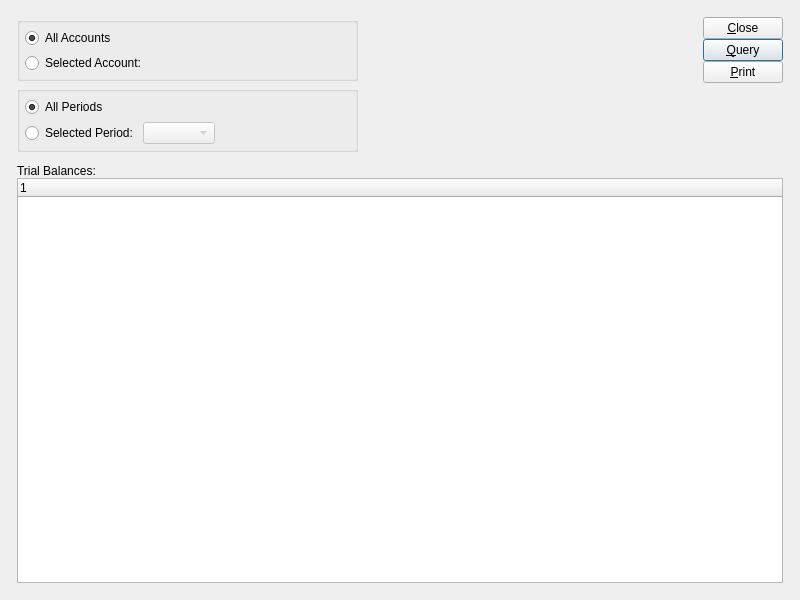
The window that xtuple/trunk/guiclient/dspTrialBalances.ui (WooodHead/xtuple) describes before a commit, drawn with Qt 5.
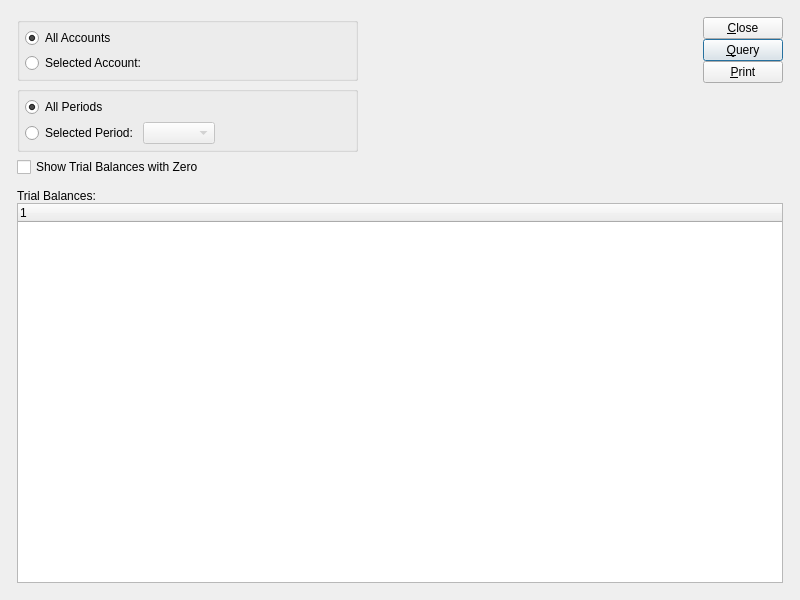
The same window after the commit. Custom widgets are drawn as their Qt base class.

Commit message: issue #8868:  Add zero filter.

Diff of the .ui file:
```diff
--- a/xtuple/trunk/guiclient/dspTrialBalances.ui
+++ b/xtuple/trunk/guiclient/dspTrialBalances.ui
@@ -163,6 +163,13 @@
            </layout>
           </widget>
          </item>
+         <item>
+          <widget class="XCheckBox" name="_showZero">
+           <property name="text">
+            <string>Show Trial Balances with Zero</string>
+           </property>
+          </widget>
+         </item>
         </layout>
        </item>
        <item>
@@ -243,7 +250,7 @@
        </item>
       </layout>
      </item>
-     <item row="1" column="0">
+     <item row="3" column="0">
       <widget class="QFrame" name="_frame">
        <property name="sizePolicy">
         <sizepolicy hsizetype="Preferred" vsizetype="Expanding">
@@ -309,6 +316,11 @@
    <extends>QWidget</extends>
    <header>glcluster.h</header>
   </customwidget>
+  <customwidget>
+   <class>XCheckBox</class>
+   <extends>QCheckBox</extends>
+   <header>xcheckbox.h</header>
+  </customwidget>
   <customwidget>
    <class>XComboBox</class>
    <extends>QComboBox</extends>
```
The commit also changes 1 other file.
